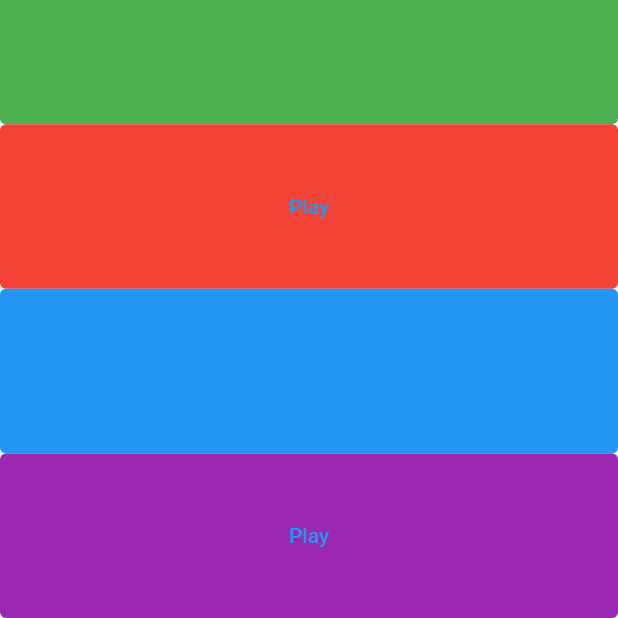
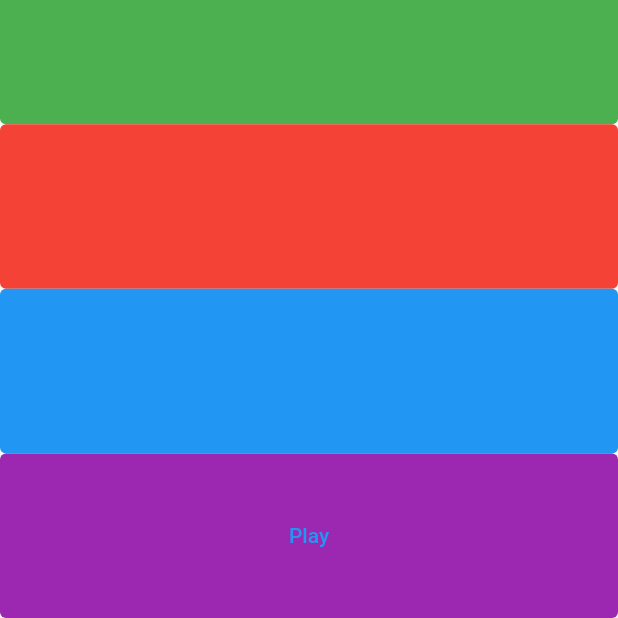
Before and after one commit to aliyanissohaib/Xylophone, a Flutter app: the screen it shows after launch, after a tap on "Play", on a phone screen of 412 x 824 dp, the part 618-1236 px from its top. Run offline on Flutter 3.47's test engine with Material 2 defaults, Android fonts, the phone set to English and light mode, and no system bars; our stand-ins replace audioplayers.

Commit message:
update main.dart

```diff
--- a/lib/main.dart
+++ b/lib/main.dart
@@ -81,7 +81,7 @@ void main (){
                 await player.play(UrlSource('assets/audio/town.mp3'));
 
               },
-              child: const Text('Play')),
+              child: const Text('')),
 
 
         ),Expanded(
```
